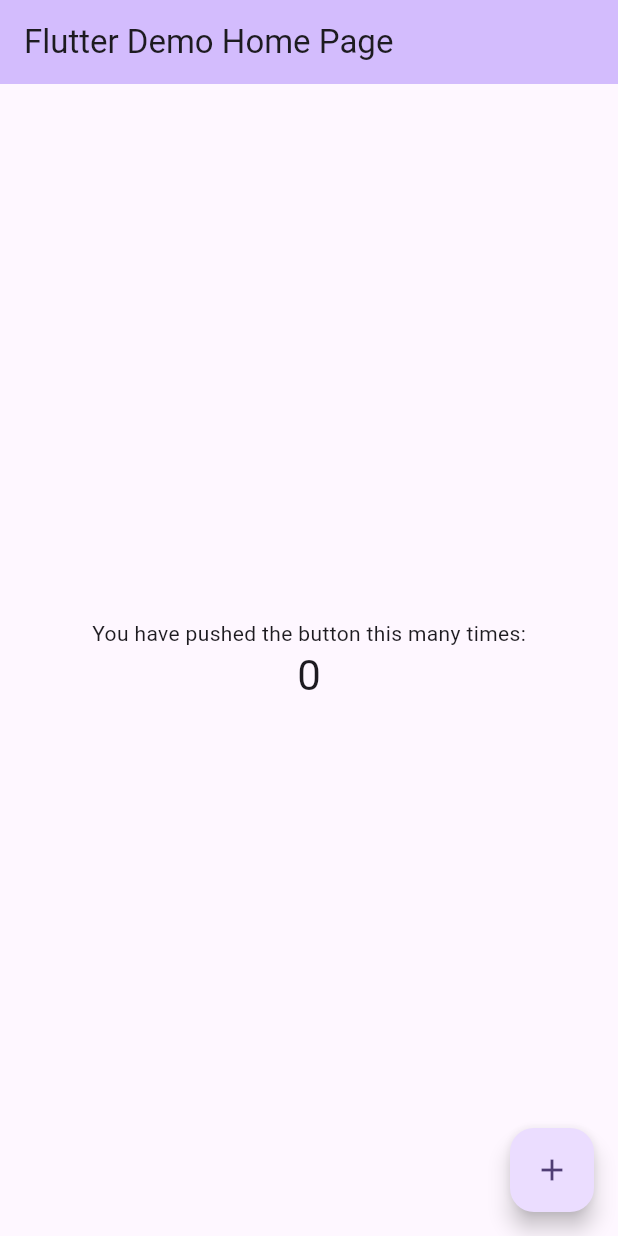
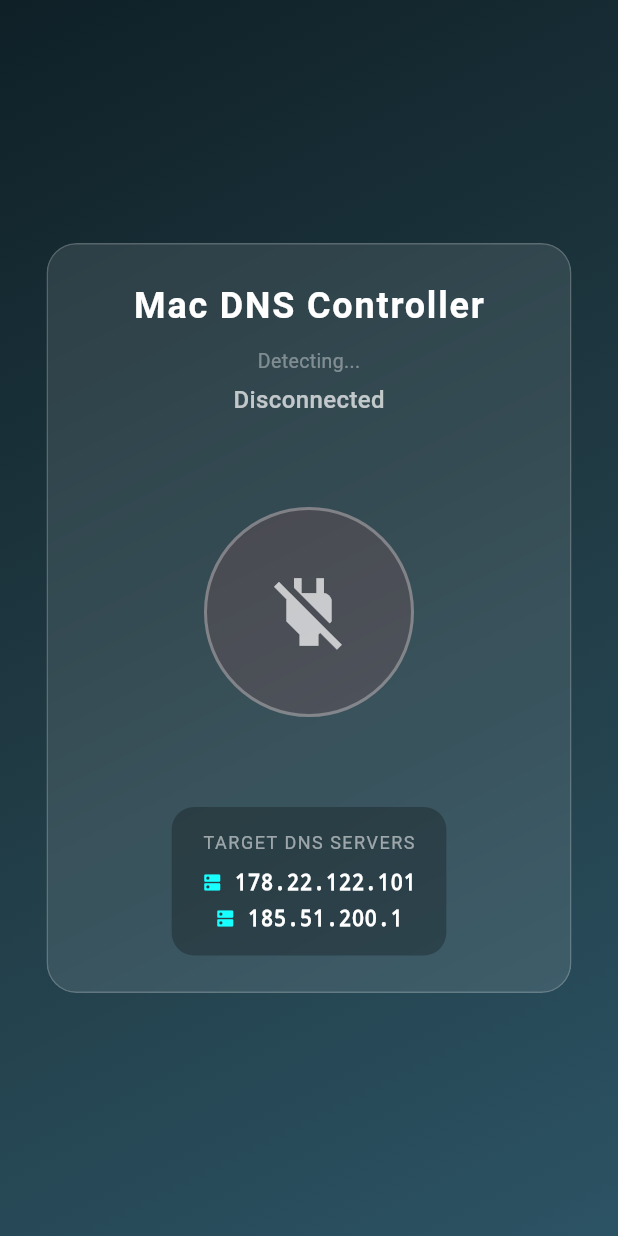
Before and after one commit to samg-hub/dns_shecan, a Flutter app: the screen it shows after launch, on a phone screen of 412 x 824 dp. Run offline on Flutter 3.47's test engine with Material 3 defaults, Android fonts, the phone set to English and light mode, and no system bars; Roboto replaces fonts that are missing (SF Pro Display).

Commit message:
feat: Implement macOS DNS control functionality with a custom UI and native platform channel integration.

```diff
--- a/lib/main.dart
+++ b/lib/main.dart
@@ -1,122 +1,295 @@
+import 'dart:ui';
 import 'package:flutter/material.dart';
+import 'package:flutter/services.dart';
 
 void main() {
-  runApp(const MyApp());
+  runApp(const DNSApp());
 }
 
-class MyApp extends StatelessWidget {
-  const MyApp({super.key});
+class DNSApp extends StatelessWidget {
+  const DNSApp({super.key});
 
-  // This widget is the root of your application.
   @override
   Widget build(BuildContext context) {
     return MaterialApp(
-      title: 'Flutter Demo',
+      debugShowCheckedModeBanner: false,
+      title: 'Shecan DNS',
       theme: ThemeData(
-        // This is the theme of your application.
-        //
-        // TRY THIS: Try running your application with "flutter run". You'll see
-        // the application has a purple toolbar. Then, without quitting the app,
-        // try changing the seedColor in the colorScheme below to Colors.green
-        // and then invoke "hot reload" (save your changes or press the "hot
-        // reload" button in a Flutter-supported IDE, or press "r" if you used
-        // the command line to start the app).
-        //
-        // Notice that the counter didn't reset back to zero; the application
-        // state is not lost during the reload. To reset the state, use hot
-        // restart instead.
-        //
-        // This works for code too, not just values: Most code changes can be
-        // tested with just a hot reload.
-        colorScheme: ColorScheme.fromSeed(seedColor: Colors.deepPurple),
+        brightness: Brightness.dark,
+        scaffoldBackgroundColor: const Color(0xFF1E1E2E), // Dark background
+        colorScheme: const ColorScheme.dark(
+          primary: Color(0xFF00C8FF), // Cyan accent
+          secondary: Color(0xFF8888AA),
         ),
-      home: const MyHomePage(title: 'Flutter Demo Home Page'),
+        fontFamily: 'SF Pro Display', // System font usually available on Mac
+        useMaterial3: true,
+      ),
+      home: const DNSHomePage(),
     );
   }
 }
 
-class MyHomePage extends StatefulWidget {
-  const MyHomePage({super.key, required this.title});
-
-  // This widget is the home page of your application. It is stateful, meaning
-  // that it has a State object (defined below) that contains fields that affect
-  // how it looks.
-
-  // This class is the configuration for the state. It holds the values (in this
-  // case the title) provided by the parent (in this case the App widget) and
-  // used by the build method of the State. Fields in a Widget subclass are
-  // always marked "final".
-
-  final String title;
+class DNSHomePage extends StatefulWidget {
+  const DNSHomePage({super.key});
 
   @override
-  State<MyHomePage> createState() => _MyHomePageState();
+  State<DNSHomePage> createState() => _DNSHomePageState();
 }
 
-class _MyHomePageState extends State<MyHomePage> {
-  int _counter = 0;
+class _DNSHomePageState extends State<DNSHomePage>
+    with SingleTickerProviderStateMixin {
+  static const platform = MethodChannel('com.shecan.dns/control');
 
-  void _incrementCounter() {
+  bool _isConnected = false;
+  bool _isLoading = false;
+  String _statusMessage = 'Disconnected';
+  String _activeInterface = 'Detecting...'; // Placeholder
+
+  @override
+  void initState() {
+    super.initState();
+    _checkStatus();
+  }
+
+  Future<void> _checkStatus() async {
+    try {
+      final bool result = await platform.invokeMethod('getStatus');
+      final String interface = await platform.invokeMethod(
+        'getActiveInterface',
+      );
       setState(() {
-      // This call to setState tells the Flutter framework that something has
-      // changed in this State, which causes it to rerun the build method below
-      // so that the display can reflect the updated values. If we changed
-      // _counter without calling setState(), then the build method would not be
-      // called again, and so nothing would appear to happen.
-      _counter++;
+        _isConnected = result;
+        _activeInterface = interface;
+        _statusMessage = result ? 'Protection Active' : 'Disconnected';
       });
+    } on PlatformException catch (e) {
+      setState(() {
+        _statusMessage = 'Error: ${e.message}';
+      });
+    }
+  }
+
+  Future<void> _toggleDNS() async {
+    setState(() {
+      _isLoading = true;
+    });
+
+    try {
+      if (_isConnected) {
+        await platform.invokeMethod('disconnect');
+        setState(() {
+          _isConnected = false;
+          _statusMessage = 'Disconnected';
+        });
+      } else {
+        await platform.invokeMethod('connect');
+        setState(() {
+          _isConnected = true;
+          _statusMessage = 'Protection Active';
+        });
+      }
+    } on PlatformException catch (e) {
+      setState(() {
+        _statusMessage = 'Failed: ${e.message}';
+      });
+      // Show error dialog
+      if (mounted) {
+        showDialog(
+          context: context,
+          builder: (ctx) => AlertDialog(
+            title: const Text('Error'),
+            content: Text(e.message ?? 'Unknown error occurred'),
+            actions: [
+              TextButton(
+                onPressed: () => Navigator.pop(ctx),
+                child: const Text('OK'),
+              ),
+            ],
+          ),
+        );
+      }
+    } finally {
+      setState(() {
+        _isLoading = false;
+      });
+    }
   }
 
   @override
   Widget build(BuildContext context) {
-    // This method is rerun every time setState is called, for instance as done
-    // by the _incrementCounter method above.
-    //
-    // The Flutter framework has been optimized to make rerunning build methods
-    // fast, so that you can just rebuild anything that needs updating rather
-    // than having to individually change instances of widgets.
     return Scaffold(
-      appBar: AppBar(
-        // TRY THIS: Try changing the color here to a specific color (to
-        // Colors.amber, perhaps?) and trigger a hot reload to see the AppBar
-        // change color while the other colors stay the same.
-        backgroundColor: Theme.of(context).colorScheme.inversePrimary,
-        // Here we take the value from the MyHomePage object that was created by
-        // the App.build method, and use it to set our appbar title.
-        title: Text(widget.title),
+      body: Stack(
+        children: [
+          // Background Gradient
+          Container(
+            decoration: const BoxDecoration(
+              gradient: LinearGradient(
+                begin: Alignment.topLeft,
+                end: Alignment.bottomRight,
+                colors: [
+                  Color(0xFF0F2027),
+                  Color(0xFF203A43),
+                  Color(0xFF2C5364),
+                ],
               ),
-      body: Center(
-        // Center is a layout widget. It takes a single child and positions it
-        // in the middle of the parent.
+            ),
+          ),
+
+          // Glassmorphism Content
+          Center(
+            child: ClipRRect(
+              borderRadius: BorderRadius.circular(20),
+              child: BackdropFilter(
+                filter: ImageFilter.blur(sigmaX: 10, sigmaY: 10),
+                child: Container(
+                  width: 350,
+                  height: 500,
+                  decoration: BoxDecoration(
+                    color: Colors.white.withOpacity(0.1),
+                    borderRadius: BorderRadius.circular(20),
+                    border: Border.all(color: Colors.white.withOpacity(0.2)),
+                  ),
                   child: Column(
-          // Column is also a layout widget. It takes a list of children and
-          // arranges them vertically. By default, it sizes itself to fit its
-          // children horizontally, and tries to be as tall as its parent.
-          //
-          // Column has various properties to control how it sizes itself and
-          // how it positions its children. Here we use mainAxisAlignment to
-          // center the children vertically; the main axis here is the vertical
-          // axis because Columns are vertical (the cross axis would be
-          // horizontal).
-          //
-          // TRY THIS: Invoke "debug painting" (choose the "Toggle Debug Paint"
-          // action in the IDE, or press "p" in the console), to see the
-          // wireframe for each widget.
                     mainAxisAlignment: MainAxisAlignment.center,
-          children: <Widget>[
-            const Text('You have pushed the button this many times:'),
+                    children: [
+                      const Text(
+                        'Mac DNS Controller',
+                        style: TextStyle(
+                          fontSize: 24,
+                          fontWeight: FontWeight.bold,
+                          color: Colors.white,
+                          letterSpacing: 1.2,
+                        ),
+                      ),
+                      const SizedBox(height: 10),
                       Text(
-              '$_counter',
-              style: Theme.of(context).textTheme.headlineMedium,
+                        _activeInterface, // Now used
+                        style: const TextStyle(
+                          color: Colors.white38,
+                          fontSize: 13,
+                        ),
+                      ),
+                      const SizedBox(height: 5),
+                      Text(
+                        _statusMessage,
+                        style: TextStyle(
+                          fontSize: 16,
+                          color: _isConnected
+                              ? Colors.greenAccent
+                              : Colors.white70,
+                          fontWeight: FontWeight.w500,
+                        ),
+                      ),
+                      const SizedBox(height: 60),
+
+                      // Toggle Button
+                      GestureDetector(
+                        onTap: _isLoading ? null : _toggleDNS,
+                        child: AnimatedContainer(
+                          duration: const Duration(milliseconds: 500),
+                          curve: Curves.easeInOut,
+                          width: 140,
+                          height: 140,
+                          decoration: BoxDecoration(
+                            shape: BoxShape.circle,
+                            color: _isConnected
+                                ? const Color(0xFF00FF94).withOpacity(0.2)
+                                : Colors.redAccent.withOpacity(0.1),
+                            border: Border.all(
+                              color: _isConnected
+                                  ? const Color(0xFF00FF94)
+                                  : Colors.white.withOpacity(0.3),
+                              width: 2,
+                            ),
+                            boxShadow: [
+                              BoxShadow(
+                                color: _isConnected
+                                    ? const Color(0xFF00FF94).withOpacity(0.4)
+                                    : Colors.transparent,
+                                blurRadius: 30,
+                                spreadRadius: 5,
+                              ),
+                            ],
+                          ),
+                          child: Center(
+                            child: _isLoading
+                                ? const CircularProgressIndicator(
+                                    color: Colors.white,
+                                  )
+                                : Icon(
+                                    _isConnected
+                                        ? Icons.power_settings_new
+                                        : Icons.power_off,
+                                    size: 60,
+                                    color: _isConnected
+                                        ? const Color(0xFF00FF94)
+                                        : Colors.white70,
+                                  ),
+                          ),
+                        ),
+                      ),
+
+                      const SizedBox(height: 60),
+
+                      // DNS Info
+                      Container(
+                        padding: const EdgeInsets.symmetric(
+                          horizontal: 20,
+                          vertical: 15,
+                        ),
+                        decoration: BoxDecoration(
+                          color: Colors.black26,
+                          borderRadius: BorderRadius.circular(15),
+                        ),
+                        child: Column(
+                          children: [
+                            const Text(
+                              'TARGET DNS SERVERS',
+                              style: TextStyle(
+                                color: Colors.white54,
+                                fontSize: 12,
+                                letterSpacing: 1.0,
+                              ),
+                            ),
+                            const SizedBox(height: 8),
+                            _DnsRow(ip: '178.22.122.101'),
+                            const SizedBox(height: 4),
+                            _DnsRow(ip: '185.51.200.1'),
+                          ],
+                        ),
                       ),
                     ],
                   ),
                 ),
-      floatingActionButton: FloatingActionButton(
-        onPressed: _incrementCounter,
-        tooltip: 'Increment',
-        child: const Icon(Icons.add),
-      ), // This trailing comma makes auto-formatting nicer for build methods.
+              ),
+            ),
+          ),
+        ],
+      ),
     );
   }
 }
+
+class _DnsRow extends StatelessWidget {
+  final String ip;
+  const _DnsRow({required this.ip});
+
+  @override
+  Widget build(BuildContext context) {
+    return Row(
+      mainAxisSize: MainAxisSize.min,
+      children: [
+        const Icon(Icons.dns, size: 14, color: Colors.cyanAccent),
+        const SizedBox(width: 8),
+        Text(
+          ip,
+          style: const TextStyle(
+            color: Colors.white,
+            fontWeight: FontWeight.w600,
+            fontFamily: 'Monospace',
+          ),
+        ),
+      ],
+    );
+  }
+}
```
Also changed, not shown: 5 other files. Lines whose indentation alone changed are shown as unchanged.
